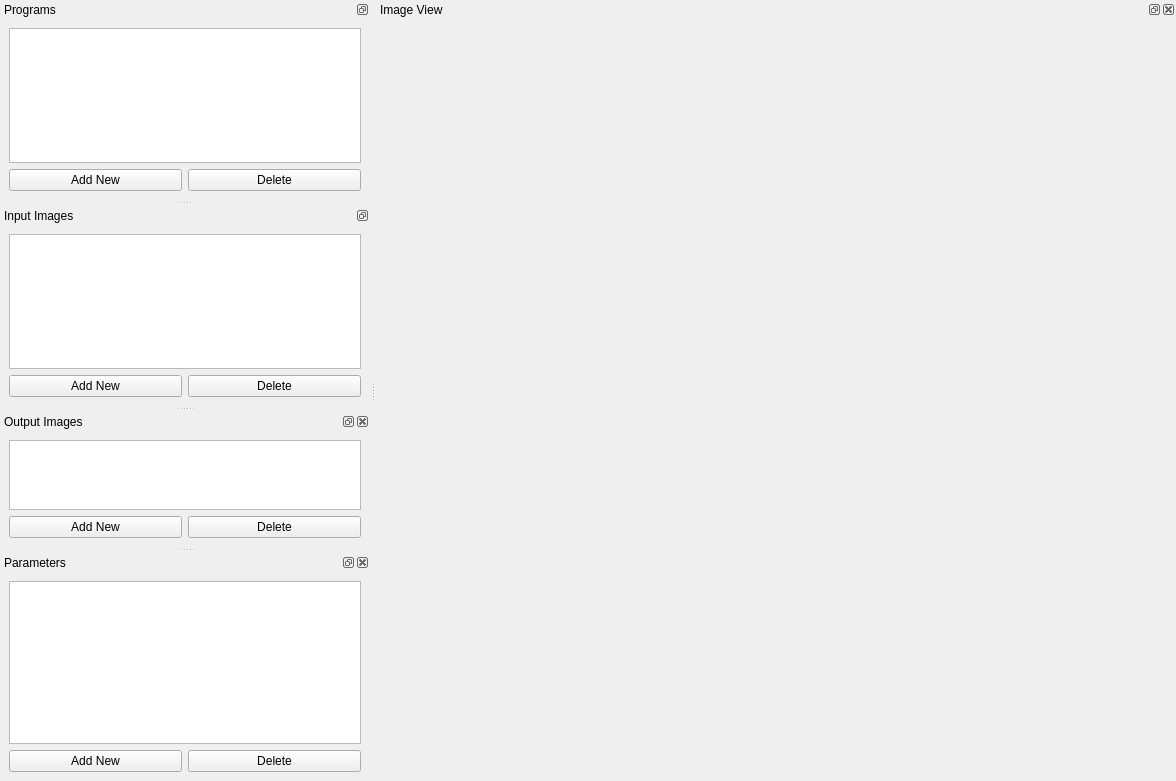
MilosSubotic/ImageDSP, file src/MainWindow.ui: the form before one commit.
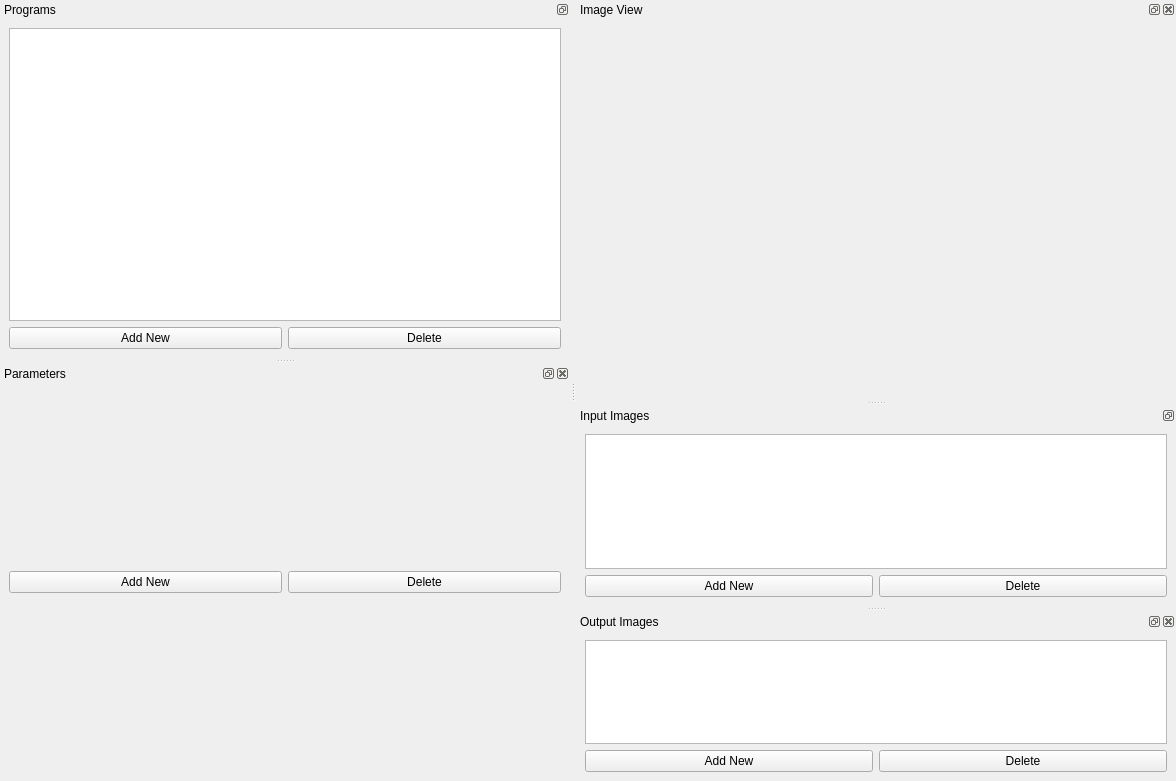
The form after the commit.

Commit message: Working params list.

Patch:
```diff
--- a/src/MainWindow.ui
+++ b/src/MainWindow.ui
@@ -22,7 +22,7 @@
    </property>
    <property name="minimumSize">
     <size>
-     <width>800</width>
+     <width>600</width>
      <height>400</height>
     </size>
    </property>
@@ -42,15 +42,15 @@
   </widget>
   <widget class="QDockWidget" name="progListDock">
    <property name="sizePolicy">
-    <sizepolicy hsizetype="Preferred" vsizetype="Minimum">
+    <sizepolicy hsizetype="Preferred" vsizetype="Preferred">
      <horstretch>0</horstretch>
      <verstretch>0</verstretch>
     </sizepolicy>
    </property>
    <property name="minimumSize">
     <size>
-     <width>218</width>
-     <height>200</height>
+     <width>300</width>
+     <height>100</height>
     </size>
    </property>
    <property name="features">
@@ -88,6 +88,63 @@
     </layout>
    </widget>
   </widget>
+  <widget class="QDockWidget" name="paramsListDock">
+   <property name="sizePolicy">
+    <sizepolicy hsizetype="Preferred" vsizetype="Minimum">
+     <horstretch>0</horstretch>
+     <verstretch>0</verstretch>
+    </sizepolicy>
+   </property>
+   <property name="minimumSize">
+    <size>
+     <width>300</width>
+     <height>300</height>
+    </size>
+   </property>
+   <property name="windowTitle">
+    <string>Parameters</string>
+   </property>
+   <attribute name="dockWidgetArea">
+    <number>1</number>
+   </attribute>
+   <widget class="QWidget" name="paramsListDockCentralWidget">
+    <property name="sizePolicy">
+     <sizepolicy hsizetype="Expanding" vsizetype="Preferred">
+      <horstretch>0</horstretch>
+      <verstretch>0</verstretch>
+     </sizepolicy>
+    </property>
+    <layout class="QVBoxLayout" name="textureListLayout">
+     <item>
+      <layout class="QVBoxLayout" name="paramsListLayout"/>
+     </item>
+     <item>
+      <layout class="QHBoxLayout" name="paramsListButtonLayout">
+       <item>
+        <widget class="QPushButton" name="addNewParam">
+         <property name="enabled">
+          <bool>true</bool>
+         </property>
+         <property name="text">
+          <string>Add New</string>
+         </property>
+        </widget>
+       </item>
+       <item>
+        <widget class="QPushButton" name="deleteParam">
+         <property name="enabled">
+          <bool>true</bool>
+         </property>
+         <property name="text">
+          <string>Delete</string>
+         </property>
+        </widget>
+       </item>
+      </layout>
+     </item>
+    </layout>
+   </widget>
+  </widget>
   <widget class="QDockWidget" name="inImgsListDock">
    <property name="sizePolicy">
     <sizepolicy hsizetype="Preferred" vsizetype="Minimum">
@@ -108,7 +165,7 @@
     <string>Input Images</string>
    </property>
    <attribute name="dockWidgetArea">
-    <number>1</number>
+    <number>2</number>
    </attribute>
    <widget class="QWidget" name="inImgsListDockCentralWidget">
     <layout class="QVBoxLayout" name="inImgsListDockLayout">
@@ -141,7 +198,7 @@
     <string>Output Images</string>
    </property>
    <attribute name="dockWidgetArea">
-    <number>1</number>
+    <number>2</number>
    </attribute>
    <widget class="QWidget" name="outImgsListDockCentralWidget">
     <layout class="QVBoxLayout" name="verticalLayout_2">
@@ -169,57 +226,6 @@
     </layout>
    </widget>
   </widget>
-  <widget class="QDockWidget" name="paramsListDock">
-   <property name="sizePolicy">
-    <sizepolicy hsizetype="Maximum" vsizetype="Maximum">
-     <horstretch>0</horstretch>
-     <verstretch>0</verstretch>
-    </sizepolicy>
-   </property>
-   <property name="windowTitle">
-    <string>Parameters</string>
-   </property>
-   <attribute name="dockWidgetArea">
-    <number>1</number>
-   </attribute>
-   <widget class="QWidget" name="paramsListDockCentralWidget">
-    <property name="sizePolicy">
-     <sizepolicy hsizetype="Expanding" vsizetype="Preferred">
-      <horstretch>0</horstretch>
-      <verstretch>0</verstretch>
-     </sizepolicy>
-    </property>
-    <layout class="QVBoxLayout" name="textureListLayout">
-     <item>
-      <widget class="QListView" name="paramsList"/>
-     </item>
-     <item>
-      <layout class="QHBoxLayout" name="paramsListButtonLayout">
-       <item>
-        <widget class="QPushButton" name="addNewParam">
-         <property name="enabled">
-          <bool>true</bool>
-         </property>
-         <property name="text">
-          <string>Add New</string>
-         </property>
-        </widget>
-       </item>
-       <item>
-        <widget class="QPushButton" name="deleteParam">
-         <property name="enabled">
-          <bool>true</bool>
-         </property>
-         <property name="text">
-          <string>Delete</string>
-         </property>
-        </widget>
-       </item>
-      </layout>
-     </item>
-    </layout>
-   </widget>
-  </widget>
   <action name="actionNew">
    <property name="text">
     <string>&amp;New</string>
```
Left out of the diff: 2 changed lines with no effect on the pictures. The commit also changes 4 other files.
